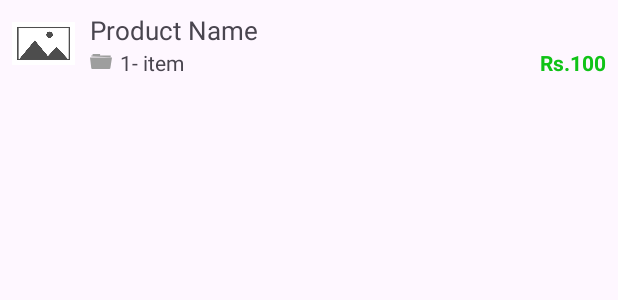
After one commit to swayam228/WeDoKart, an Android app: the layout item_cart.xml on its own in the app's theme, with its tools: preview values and no code run, on a phone screen of 412 x 824 dp. The commit adds this screen. Shown: the top 300 px of the screen. Run offline under Robolectric (Android 15) with nearby library versions, the phone set to English and light mode, and no system bars; network calls fail.

Commit message:
integrated api to the home layout and added cart as well as product details page

```diff
--- a/app/build.gradle.kts
+++ b/app/build.gradle.kts
@@ -38,6 +38,7 @@ dependencies {
     implementation("com.google.android.material:material:1.11.0")
     implementation("androidx.constraintlayout:constraintlayout:2.1.4")
     implementation("androidx.legacy:legacy-support-v4:1.0.0")
+    implementation("androidx.mediarouter:mediarouter:1.6.0")
     testImplementation("junit:junit:4.13.2")
     androidTestImplementation("androidx.test.ext:junit:1.1.5")
     androidTestImplementation("androidx.test.espresso:espresso-core:3.5.1")
--- a/app/src/main/java/com/example/wedokart/utils/Constants.java
+++ b/app/src/main/java/com/example/wedokart/utils/Constants.java
@@ -1,7 +1,7 @@
 package com.example.wedokart.utils;
 
 public class Constants {
-    public static String API_BASE_URL = "http://192.168.1.5/ecom";
+    public static String API_BASE_URL = "http://192.168.1.10/ecom";
     public static String GET_CATEGORIES_URL = API_BASE_URL + "/services/listCategory";
     public static String GET_PRODUCTS_URL = API_BASE_URL + "/services/listProduct";
     public static String GET_OFFERS_URL = API_BASE_URL + "/services/listFeaturedNews";
--- /dev/null
+++ b/app/src/main/res/drawable/ic_folder.xml
@@ -0,0 +1,4 @@
+<vector android:height="10.166967dp" android:viewportHeight="94.03"
+    android:viewportWidth="122.88" android:width="14.9dp" xmlns:android="http://schemas.android.com/apk/res/android">
+    <path android:fillColor="#9E9E9E" android:fillType="evenOdd" android:pathData="M7.27,8.75h7.18V0h41.95v8.75h59.17v11.71l-108.3,-5.2V8.75L7.27,8.75zM0,21.61h122.88l-9.07,66.7c-0.42,3.11 -2.59,5.72 -5.73,5.72H12.73c-3.14,0 -5.4,-2.59 -5.73,-5.73L0,21.61L0,21.61z"/>
+</vector>
--- a/app/src/main/res/layout/activity_product_detail.xml
+++ b/app/src/main/res/layout/activity_product_detail.xml
@@ -13,17 +13,17 @@
         android:layout_marginStart="8dp"
         android:layout_marginTop="8dp"
         android:layout_marginEnd="8dp"
+        android:scaleType="fitCenter"
         android:src="@drawable/placeholder"
         app:layout_constraintEnd_toEndOf="parent"
         app:layout_constraintStart_toStartOf="parent"
-        app:layout_constraintTop_toTopOf="parent"
-         />
+        app:layout_constraintTop_toTopOf="parent" />
 
     <TextView
         android:id="@+id/ProductDescription"
         android:layout_width="0dp"
         android:layout_height="wrap_content"
-        android:text="Product1"
+        android:text="Loading Details......"
         app:layout_constraintEnd_toEndOf="@+id/ProductImage"
         app:layout_constraintStart_toStartOf="@+id/ProductImage"
         app:layout_constraintTop_toBottomOf="@+id/ProductImage" />
--- /dev/null
+++ b/app/src/main/res/layout/item_cart.xml
@@ -0,0 +1,70 @@
+<?xml version="1.0" encoding="utf-8"?>
+<androidx.constraintlayout.widget.ConstraintLayout xmlns:android="http://schemas.android.com/apk/res/android"
+    xmlns:app="http://schemas.android.com/apk/res-auto"
+    xmlns:tools="http://schemas.android.com/tools"
+    android:layout_width="match_parent"
+    android:layout_height="match_parent">
+
+    <LinearLayout
+        android:layout_width="match_parent"
+        android:layout_height="wrap_content"
+        android:layout_marginStart="8dp"
+        android:layout_marginTop="8dp"
+        android:layout_marginEnd="8dp"
+        android:orientation="horizontal"
+        app:layout_constraintEnd_toEndOf="parent"
+        app:layout_constraintStart_toStartOf="parent"
+        app:layout_constraintTop_toTopOf="parent">
+
+        <ImageView
+            android:id="@+id/image"
+            android:layout_width="42dp"
+            android:layout_height="42dp"
+            android:scaleType="fitCenter"
+            android:src="@drawable/placeholder"
+            tools:srcCompat="@tools:sample/backgrounds/scenic" />
+
+        <LinearLayout
+            android:layout_width="match_parent"
+            android:layout_height="match_parent"
+            android:layout_marginLeft="10dp"
+            android:orientation="vertical">
+
+            <TextView
+                android:id="@+id/name"
+                android:layout_width="match_parent"
+                android:layout_height="wrap_content"
+                android:text="Product Name"
+                android:textSize="17sp" />
+
+            <LinearLayout
+                android:layout_width="match_parent"
+                android:layout_height="match_parent"
+                android:orientation="horizontal">
+
+                <TextView
+                    android:id="@+id/quantity"
+                    android:layout_width="wrap_content"
+                    android:layout_height="wrap_content"
+                    android:layout_weight="1"
+                    android:drawableLeft="@drawable/ic_folder"
+                    android:drawablePadding="5dp"
+                    android:text="1- item"
+                    android:textSize="14sp" />
+
+                <TextView
+                    android:id="@+id/price"
+                    android:layout_width="wrap_content"
+                    android:layout_height="wrap_content"
+                    android:layout_weight="1"
+                    android:gravity="right"
+                    android:text="Rs.100"
+                    android:textColor="#10C317"
+                    android:textStyle="bold" />
+
+            </LinearLayout>
+
+        </LinearLayout>
+
+    </LinearLayout>
+</androidx.constraintlayout.widget.ConstraintLayout>
--- a/app/src/main/res/layout/item_product.xml
+++ b/app/src/main/res/layout/item_product.xml
@@ -29,7 +29,7 @@
                 android:id="@+id/image"
                 android:layout_width="match_parent"
                 android:layout_height="120dp"
-                android:scaleType="centerCrop"
+                android:scaleType="fitCenter"
                 android:src="@drawable/ic_launcher_background" />
 
             <TextView
@@ -39,6 +39,8 @@
                 android:layout_marginLeft="5dp"
                 android:layout_marginTop="5dp"
                 android:layout_marginRight="5dp"
+                android:maxLines="2"
+                android:ellipsize="end"
                 android:text="TextView" />
 
             <TextView
--- a/app/src/main/res/values/themes.xml
+++ b/app/src/main/res/values/themes.xml
@@ -7,6 +7,20 @@
         <item name="colorOnPrimary">@color/white</item>
         <item name="android:windowIsTranslucent">true</item>
 
+        <!-- Status bar color. -->
+        <item name="android:statusBarColor" tools:targetApi="l">?attr/colorPrimaryVariant</item>
+
+    </style>
+
+    <style name="Base.Theme.WeDoKart.Actionbar" parent="Theme.MaterialComponents.DayNight.DarkActionBar">
+        <!-- primary brand color -->
+        <item name="colorPrimary">@color/blue</item>
+        <item name="colorPrimaryVariant">@color/blue</item>
+        <item name="colorOnPrimary">@color/white</item>
+        <item name="android:windowIsTranslucent">true</item>
+
+        <!-- Status bar color. -->
+        <item name="android:statusBarColor" tools:targetApi="l">?attr/colorPrimaryVariant</item>
     </style>
 
     <style name="Theme.WeDoKart" parent="Base.Theme.WeDoKart" />
```
Also changed, not shown: app/src/main/AndroidManifest.xml (+10 -3 lines), app/src/main/java/com/example/wedokart/activity/CartActivity.java (added, +27 -0 lines), app/src/main/java/com/example/wedokart/activity/MainActivity.java (+61 -21 lines), app/src/main/java/com/example/wedokart/activity/ProductDetailActivity.java (+75 -1 lines), app/src/main/java/com/example/wedokart/adapters/ProductAdapter.java (+13 -0 lines), app/src/main/res/layout/activity_cart.xml (added, +9 -0 lines), app/src/main/res/menu/cart.xml (added, +8 -0 lines), app/src/main/res/drawable/bag.png (added).
